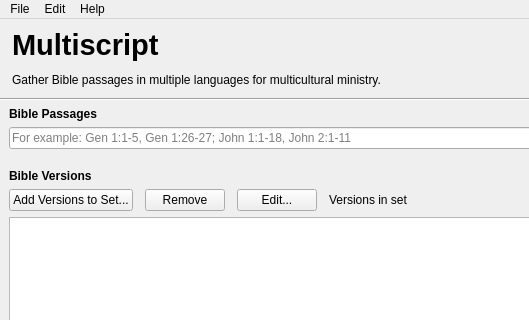
This is multiscript/ui/main_window.ui in multiscript/multiscript as Qt 5 draws it before an edit; both pictures show x 0 to 529 and y 0 to 320 of the 706 by 699 pixel window. The edited form follows.
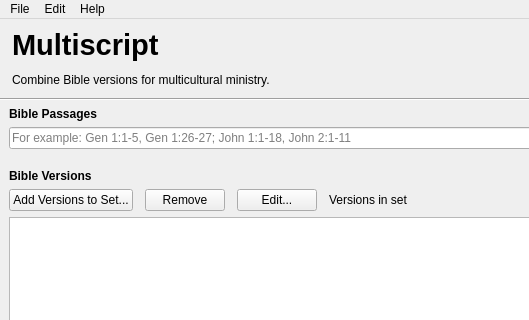
This is the edited form. Custom widgets are drawn as their Qt base class.

Commit message: Update app tagline

Diff of the .ui file:
```diff
--- a/multiscript/ui/main_window.ui
+++ b/multiscript/ui/main_window.ui
@@ -66,7 +66,7 @@
            <item>
             <widget class="QLabel" name="label">
              <property name="text">
-              <string>Gather Bible passages in multiple languages for multicultural ministry.</string>
+              <string>Combine Bible versions for multicultural ministry.</string>
              </property>
             </widget>
            </item>
```
The commit also changes 1 other file.
